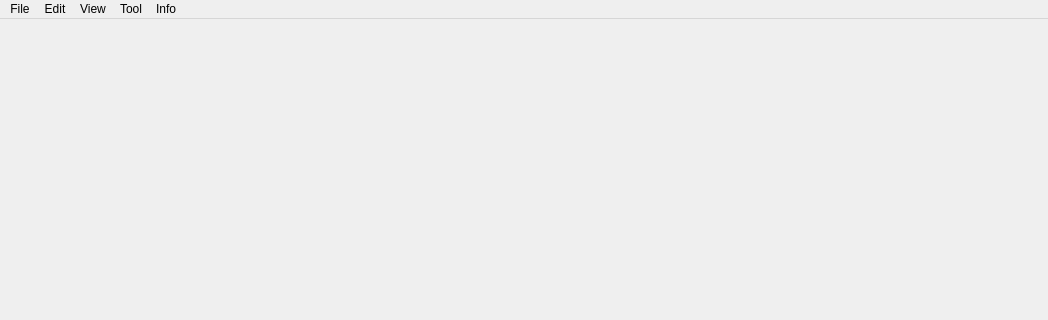
Above: MainWindow.ui from MrSteelRat/Phobeus before the change; both pictures show x 0 to 1048 and y 0 to 320 of the 1048 by 600 pixel window. Below: the same form after it.
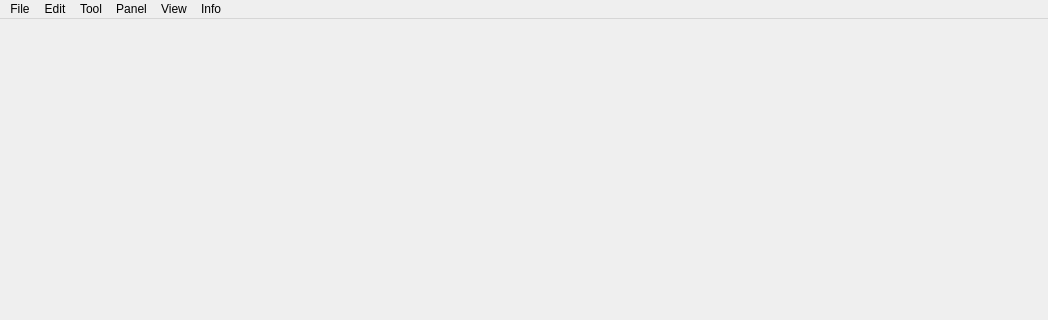
That is the form after the change.

Commit message: Base functional menu Edit and Tool no logic

```diff
--- a/MainWindow.ui
+++ b/MainWindow.ui
@@ -55,11 +55,18 @@
     <property name="title">
      <string>Info</string>
     </property>
+    <addaction name="actionAbout"/>
+   </widget>
+   <widget class="QMenu" name="menuPanel">
+    <property name="title">
+     <string>Panel</string>
+    </property>
    </widget>
    <addaction name="menuFile"/>
    <addaction name="menuEdit"/>
-   <addaction name="menuView"/>
    <addaction name="menuTool"/>
+   <addaction name="menuPanel"/>
+   <addaction name="menuView"/>
    <addaction name="menuInfo"/>
   </widget>
   <widget class="QStatusBar" name="statusbar"/>
```
Left out of the diff: 91 changed lines with no effect on the pictures. The commit also changes 1 other file.
